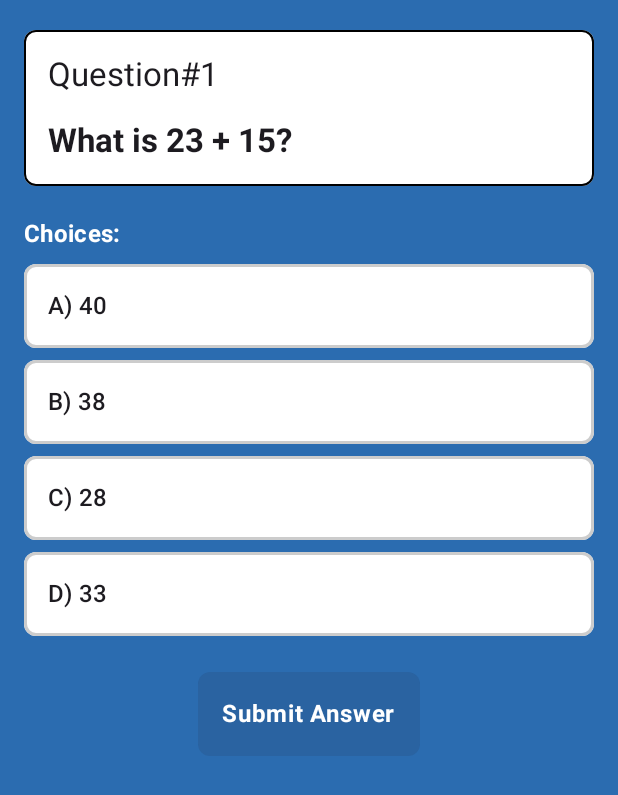
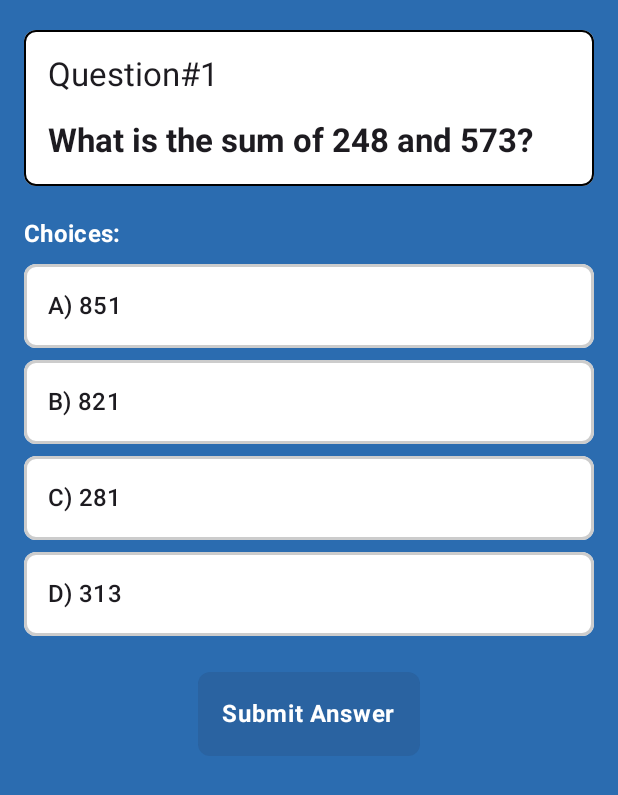
Before and after one commit to EbuenDev/EmathInsayo, an Android app built with Jetpack Compose: the StoryAndQuiz screen opened directly, with no data from a screen before it, on a phone screen of 412 x 824 dp. Shown: the top 795 px of the screen. Run offline under Robolectric (Android 15) with nearby library versions, the phone set to English and light mode, and no system bars; our stand-ins replace Dagger/Hilt's generated code.

Commit message:
Adding more question in 4 subject which is Addition, Subtraction, Multiplication and Division.
in addition fix the wrong path of the dividing to diviving in BookRespository.KT

```diff
--- a/app/src/main/java/com/project/emathinsayo/data/BookRepository.kt
+++ b/app/src/main/java/com/project/emathinsayo/data/BookRepository.kt
@@ -74,7 +74,7 @@ class BookRepositoryImpl(private val dataStorageHelper: DataStorageHelper, priva
             "Addition" to dataStorageHelper.getValue<Int?>("Addition"),
             "Subtraction" to dataStorageHelper.getValue<Int?>("Subtraction"),
             "Multiplication" to dataStorageHelper.getValue<Int?>("Multiplication"),
-            "Dividing" to dataStorageHelper.getValue<Int?>("Dividing"),
+            "Diviving" to dataStorageHelper.getValue<Int?>("Diviving"),
             "Addingf" to dataStorageHelper.getValue<Int?>("Addingf"),
             "Subtractingf" to dataStorageHelper.getValue<Int?>("Subtractingf"),
             "Multiplyingf" to dataStorageHelper.getValue<Int?>("Multiplyingf"),
--- a/app/src/main/java/com/project/emathinsayo/data/Story.kt
+++ b/app/src/main/java/com/project/emathinsayo/data/Story.kt
@@ -8,10 +8,74 @@ enum class Story(
     val quiz: List<Quiz>,
     var nextStory: Story? = null
 ) {
-    ADDITIONS(1, quiz = listOf(Quiz.ADDITIONS_QUIZ1, Quiz.ADDITIONS_QUIZ2, Quiz.ADDITIONS_QUIZ3, Quiz.ADDITIONS_QUIZ4)),
-    SUBTRACTIONS(2, quiz = listOf(Quiz.SUBTRACTION_QUIZ1, Quiz.SUBTRACTION_QUIZ2, Quiz.SUBTRACTION_QUIZ3)),
-    MULTIPLICATION(3, quiz = listOf(Quiz.MULTIPLICATION_QUIZ1, Quiz.MULTIPLICATION_QUIZ2, Quiz.MULTIPLICATION_QUIZ3)),
-    DIVISION(4, quiz = listOf(Quiz.DIVISION_QUIZ1, Quiz.DIVISION_QUIZ2, Quiz.DIVISION_QUIZ3)),
+    ADDITIONS(1, quiz = listOf(
+        Quiz.ADDITIONS_QUIZ1,
+        Quiz.ADDITIONS_QUIZ2,
+        Quiz.ADDITIONS_QUIZ3,
+        Quiz.ADDITIONS_QUIZ4,
+        Quiz.ADDITIONS_QUIZ5,
+        Quiz.ADDITIONS_QUIZ6,
+        Quiz.ADDITIONS_QUIZ7,
+        Quiz.ADDITIONS_QUIZ8,
+        Quiz.ADDITIONS_QUIZ9,
+        Quiz.ADDITIONS_QUIZ10,
+        Quiz.ADDITIONS_QUIZ11,
+        Quiz.ADDITIONS_QUIZ12,
+        Quiz.ADDITIONS_QUIZ13,
+        Quiz.ADDITIONS_QUIZ14,
+        Quiz.ADDITIONS_QUIZ15
+    )),
+    SUBTRACTIONS(2, quiz = listOf(
+        Quiz.SUBTRACTION_QUIZ1,
+        Quiz.SUBTRACTION_QUIZ2,
+        Quiz.SUBTRACTION_QUIZ3,
+        Quiz.SUBTRACTION_QUIZ4,
+        Quiz.SUBTRACTION_QUIZ5,
+        Quiz.SUBTRACTION_QUIZ6,
+        Quiz.SUBTRACTION_QUIZ7,
+        Quiz.SUBTRACTION_QUIZ8,
+        Quiz.SUBTRACTION_QUIZ9,
+        Quiz.SUBTRACTION_QUIZ10,
+        Quiz.SUBTRACTION_QUIZ11,
+        Quiz.SUBTRACTION_QUIZ12,
+        Quiz.SUBTRACTION_QUIZ13,
+        Quiz.SUBTRACTION_QUIZ14,
+        Quiz.SUBTRACTION_QUIZ15
+    )),
+    MULTIPLICATION(3, quiz = listOf(
+        Quiz.MULTIPLICATION_QUIZ1,
+        Quiz.MULTIPLICATION_QUIZ2,
+        Quiz.MULTIPLICATION_QUIZ3,
+        Quiz.MULTIPLICATION_QUIZ4,
+        Quiz.MULTIPLICATION_QUIZ5,
+        Quiz.MULTIPLICATION_QUIZ6,
+        Quiz.MULTIPLICATION_QUIZ7,
+        Quiz.MULTIPLICATION_QUIZ8,
+        Quiz.MULTIPLICATION_QUIZ9,
+        Quiz.MULTIPLICATION_QUIZ10,
+        Quiz.MULTIPLICATION_QUIZ11,
+        Quiz.MULTIPLICATION_QUIZ12,
+        Quiz.MULTIPLICATION_QUIZ13,
+        Quiz.MULTIPLICATION_QUIZ14,
+        Quiz.MULTIPLICATION_QUIZ15
+    )),
+    DIVISION(4, quiz = listOf(
+        Quiz.DIVISION_QUIZ1,
+        Quiz.DIVISION_QUIZ2,
+        Quiz.DIVISION_QUIZ3,
+        Quiz.DIVISION_QUIZ4,
+        Quiz.DIVISION_QUIZ5,
+        Quiz.DIVISION_QUIZ6,
+        Quiz.DIVISION_QUIZ7,
+        Quiz.DIVISION_QUIZ8,
+        Quiz.DIVISION_QUIZ9,
+        Quiz.DIVISION_QUIZ10,
+        Quiz.DIVISION_QUIZ11,
+        Quiz.DIVISION_QUIZ12,
+        Quiz.DIVISION_QUIZ13,
+        Quiz.DIVISION_QUIZ14,
+        Quiz.DIVISION_QUIZ15
+    )),
     ADDITION_FRACTION(5, quiz = listOf(Quiz.ADDITION_FRACTION_QUIZ1, Quiz.ADDITION_FRACTION_QUIZ2, Quiz.ADDITION_FRACTION_QUIZ3)),
     SUBTRACTION_FRACTION(6, quiz = listOf(Quiz.SUBTRACTION_FRACTION_QUIZ1, Quiz.SUBTRACTION_FRACTION_QUIZ2, Quiz.SUBTRACTION_FRACTION_QUIZ3)),
     MULTIPLICATION_FRACTION(7, quiz = listOf(Quiz.MULTIPLICATION_FRACTION_QUIZ1, Quiz.MULTIPLICATION_FRACTION_QUIZ2, Quiz.MULTIPLICATION_FRACTION_QUIZ3)),
@@ -41,26 +105,73 @@ enum class Quiz(
     val correctAnswer: Int // 1-based index: 1 = first choice, 4 = last choice
 ) {
     // Additions
-    ADDITIONS_QUIZ1(1, "What is 23 + 15?", listOf("40", "38", "28", "33"), 2),
-    ADDITIONS_QUIZ2(2, "What is 7 + 9?", listOf("16", "14", "15", "17"), 1),
-    ADDITIONS_QUIZ3(3, "What is 120 + 45?", listOf("155", "165", "160", "175"), 2),
-    ADDITIONS_QUIZ4(4,"1 + 1 ", listOf("1", "2", "3", "4"), 2), // new items to be add
+    ADDITIONS_QUIZ1(1, "What is the sum of 248 and 573?", listOf("851", "821", "281", "313"), 2),
+    ADDITIONS_QUIZ2(2, "What is 2,010 + 1,001 = ?", listOf("1226", "3114", "3011", "3017"), 3),
+    ADDITIONS_QUIZ3(3, "Find the total: 923 + 867", listOf("1790", "2790", "1260", "1075"), 1),
+    ADDITIONS_QUIZ4(4,"What is 1,000 more than 3,248?", listOf("4244","2248","1224","4248"),4),
+    ADDITIONS_QUIZ5(5, "What is 999 + 999?", listOf("1998", "1999", "1997", "1996"), 1),
+    ADDITIONS_QUIZ6(6, "What is 6,450 + 3,100 = ?", listOf( "9450", "9650","9550", "9750"), 3),
+    ADDITIONS_QUIZ7(7, "Find the sum of 100, 200, and 300", listOf("600", "500", "700", "400"), 1),
+    ADDITIONS_QUIZ8(8, "Add: 4,000 + 5,000", listOf( "8,000","9,000", "10,000", "7,000"), 2),
+    ADDITIONS_QUIZ9(9, "The sum of 2,345 and 1,234 is:", listOf("3,579", "3,479", "3,679", "3,379"), 1),
+    ADDITIONS_QUIZ10(10, "5,321 + 3,321 = ?", listOf("8,642", "8,542", "8,742", "8,442"), 1),
+    ADDITIONS_QUIZ11(11, "What is the total of 12,304 + 5,601?", listOf( "17,805", "18,005", "17,705","17,905"), 4),
+    ADDITIONS_QUIZ12(12, "Add: 98 + 87 + 65", listOf( "240", "260","250", "230"), 3),
+    ADDITIONS_QUIZ13(13, "Sum of 456 and 789", listOf( "1,145","1,245", "1,345", "1,045"), 2),
+    ADDITIONS_QUIZ14(14, "3,000 + 2,000 = ?", listOf( "4,000","5,000", "6,000", "3,000"), 2),
+    ADDITIONS_QUIZ15(15, "What is 8,754 + 6,432?", listOf("15,186", "15,086", "15,286", "14,986"), 1),
 
 
     // Subtractions
     SUBTRACTION_QUIZ1(1, "What is 50 - 18?", listOf("28", "30", "32", "34"), 3),
     SUBTRACTION_QUIZ2(2, "What is 9 - 4?", listOf("5", "6", "3", "4"), 1),
     SUBTRACTION_QUIZ3(3, "What is 100 - 75?", listOf("25", "20", "15", "35"), 1),
+    SUBTRACTION_QUIZ4(4, "What is 1,000 - 250?", listOf("750", "850", "650", "700"), 1),
+    SUBTRACTION_QUIZ5(5, "What is 500 - 125?", listOf("375", "425", "325", "475"), 1),
+    SUBTRACTION_QUIZ6(6, "What is 2,500 - 1,200?", listOf("1,300", "1,200", "1,400", "1,100"), 1),
+    SUBTRACTION_QUIZ7(7, "What is 750 - 300?", listOf("450", "550", "350", "400"), 1),
+    SUBTRACTION_QUIZ8(8, "What is 1,800 - 900?", listOf("900", "800", "1,000", "700"), 1),
+    SUBTRACTION_QUIZ9(9, "What is 3,000 - 1,500?", listOf("1,500", "1,400", "1,600", "1,300"), 1),
+    SUBTRACTION_QUIZ10(10, "What is 450 - 200?", listOf("250", "300", "200", "350"), 1),
+    SUBTRACTION_QUIZ11(11, "What is 2,200 - 800?", listOf("1,400", "1,300", "1,500", "1,200"), 1),
+    SUBTRACTION_QUIZ12(12, "What is 1,500 - 750?", listOf("750", "800", "700", "650"), 1),
+    SUBTRACTION_QUIZ13(13, "What is 3,500 - 1,200?", listOf("2,300", "2,200", "2,400", "2,100"), 1),
+    SUBTRACTION_QUIZ14(14, "What is 800 - 350?", listOf("450", "500", "400", "550"), 1),
+    SUBTRACTION_QUIZ15(15, "What is 2,800 - 1,100?", listOf("1,700", "1,600", "1,800", "1,500"), 1),
 
     // Multiplications
-    MULTIPLICATION_QUIZ1(1, "What is 4 × 5?", listOf("30", "25", "20", "15"), 3),
-    MULTIPLICATION_QUIZ2(2, "What is 7 × 3?", listOf("21", "24", "20", "18"), 1),
-    MULTIPLICATION_QUIZ3(3, "What is 6 × 6?", listOf("42", "36", "32", "30"), 2),
+    MULTIPLICATION_QUIZ1(1, "What is 8 × 7?", listOf("22", "64", "56", "54"), 3),
+    MULTIPLICATION_QUIZ2(2, "What is 12 × 6 = ?", listOf("76", "68", "72", "70"), 3),
+    MULTIPLICATION_QUIZ3(3, "What is 9 × 9 = ?", listOf("63", "72", "90", "81"), 4),
+    MULTIPLICATION_QUIZ4(4, "What is 15 × 3 = ?", listOf("35", "40", "50", "45"), 4),
+    MULTIPLICATION_QUIZ5(5, "What is 14 × 5 = ?", listOf("70", "65", "75", "60"), 1),
+    MULTIPLICATION_QUIZ6(6, "What is 10 × 12 = ?", listOf("110", "120", "130", "100"), 2),
+    MULTIPLICATION_QUIZ7(7, "What is 11 × 11 = ?", listOf("131", "111", "121", "101"), 3),
+    MULTIPLICATION_QUIZ8(8, "What is 7 × 6 = ?", listOf("42", "36", "48", "38"), 1),
+    MULTIPLICATION_QUIZ9(9, "What is 13 × 3 = ?", listOf("33", "36", "42", "39"), 4),
+    MULTIPLICATION_QUIZ10(10, "What is 8 × 12 = ?", listOf("96", "88", "104", "92"), 1),
+    MULTIPLICATION_QUIZ11(11, "What is 6 × 6 = ?", listOf("42", "30", "36", "32"), 3),
+    MULTIPLICATION_QUIZ12(12, "What is 4 × 25 = ?", listOf("110", "90", "100", "80"), 3),
+    MULTIPLICATION_QUIZ13(13, "What is 9 × 8 = ?", listOf("64", "72", "80", "68"), 2),
+    MULTIPLICATION_QUIZ14(14, "What is 7 × 11 = ?", listOf("84", "70", "77", "73"), 3),
+    MULTIPLICATION_QUIZ15(15, "What is 5 × 13 = ?", listOf("65", "60", "70", "58"), 1),
 
     // Divisions
-    DIVISION_QUIZ1(1, "What is 20 ÷ 5?", listOf("3", "6", "4", "5"), 3),
-    DIVISION_QUIZ2(2, "What is 9 ÷ 3?", listOf("2", "4", "5", "3"), 4),
-    DIVISION_QUIZ3(3, "What is 36 ÷ 6?", listOf("4", "6", "5", "7"), 2),
+    DIVISION_QUIZ1(1, "48 ÷ 6 = ?", listOf("8", "6", "10", "7"), 1),
+    DIVISION_QUIZ2(2, "72 ÷ 9 = ?", listOf("8", "9", "7", "10"), 1),
+    DIVISION_QUIZ3(3, "144 ÷ 12 = ?", listOf("12", "10", "14", "11"), 1),
+    DIVISION_QUIZ4(4, "100 ÷ 4 = ?", listOf("25", "20", "30", "22"), 1),
+    DIVISION_QUIZ5(5, "225 ÷ 5 = ?", listOf("45", "40", "50", "42"), 1),
+    DIVISION_QUIZ6(6, "81 ÷ 9 = ?", listOf("9", "8", "10", "7"), 1),
+    DIVISION_QUIZ7(7, "64 ÷ 8 = ?", listOf("8", "7", "9", "6"), 1),
+    DIVISION_QUIZ8(8, "132 ÷ 11 = ?", listOf("12", "11", "13", "10"), 1),
+    DIVISION_QUIZ9(9, "90 ÷ 6 = ?", listOf("15", "12", "18", "14"), 1),
+    DIVISION_QUIZ10(10, "56 ÷ 7 = ?", listOf("8", "7", "9", "6"), 1),
+    DIVISION_QUIZ11(11, "Emma has 36 apples. She wants to pack them equally into 6 baskets. How many apples per basket?", listOf("6 apples", "5 apples", "7 apples", "8 apples"), 1),
+    DIVISION_QUIZ12(12, "A teacher divides 60 pencils equally among 5 students. How many does each student get?", listOf("12 pencils", "10 pencils", "15 pencils", "8 pencils"), 1),
+    DIVISION_QUIZ13(13, "You have 90 cookies and want to put 10 in each jar. How many jars do you need?", listOf("9 jars", "8 jars", "10 jars", "7 jars"), 1),
+    DIVISION_QUIZ14(14, "A group of 144 students is divided into 12 teams. How many students per team?", listOf("12 students", "10 students", "14 students", "11 students"), 1),
+    DIVISION_QUIZ15(15, "A farmer packs 245 eggs into cartons that hold 12 eggs each. How many full cartons can be packed?", listOf("20 full cartons, 5 eggs left", "19 full cartons, 7 eggs left", "21 full cartons, 3 eggs left", "18 full cartons, 9 eggs left"), 1),
 
     // Adding Fractions
     ADDITION_FRACTION_QUIZ1(1, "½ + ¼ = ?", listOf("⅝", "¾", "⅓", "½"), 2),
@@ -108,4 +219,6 @@ enum class Quiz(
     MIX_QUIZ8(8, "What is ⅚ ÷ ⅖?", listOf("1¼", "2", "1", "⅗"), 2),
     MIX_QUIZ9(9, "What is 3.75 + 1.6?", listOf("5.25", "5.15", "5.45", "5.35"), 4),
     MIX_QUIZ10(10,"What is 1.2 × 0.5?", listOf("0.6", "0.5", "0.7", "0.8"), 1),
+
+
 }
--- a/app/src/main/java/com/project/emathinsayo/presenter/BookAppActivity.kt
+++ b/app/src/main/java/com/project/emathinsayo/presenter/BookAppActivity.kt
@@ -286,9 +286,9 @@ fun MediumTopAppBarExample( // home
 ) {
     val scrollBehavior = TopAppBarDefaults.enterAlwaysScrollBehavior(rememberTopAppBarState())
 
-    // Detect scroll state to conditionally apply rounded corners
+
     val isCollapsed = true // Adjust this value based on how much the header should collapse
-    // Remember the state of the LazyColumn
+
     // Box to layer the image background and content
     Box(
         modifier = Modifier.fillMaxSize()
@@ -502,6 +502,14 @@ fun SubjectButton(
 ) {
     val score = scores?.get(level)
 
+    // Calculate stars based on the same logic as GameResultDialog
+    val starsToShow = when {
+        score == 15 -> 3
+        score in 10..14 -> 2
+        score != null && score > 0 -> 1
+        else -> 0
+    }
+
     // Define different color gradients for each subject
     val gradientColors = when (level) {
         "Addition" -> listOf(Color(0xFF4CAF50), Color(0xFF66BB6A)) // Green
@@ -595,7 +603,7 @@ fun SubjectButton(
                         ) {
                             repeat(3) { index ->
                                 val starColor =
-                                    if (index < score) Color(0xFFFFC107) else Color.LightGray
+                                    if (index < starsToShow) Color(0xFFFFC107) else Color.LightGray
                                 Icon(
                                     imageVector = Icons.Default.Star,
                                     contentDescription = "Star",
--- a/app/src/main/java/com/project/emathinsayo/presenter/StoryAndQuiz.kt
+++ b/app/src/main/java/com/project/emathinsayo/presenter/StoryAndQuiz.kt
@@ -525,17 +525,17 @@ fun ExamCancellationDialog(onCancel: () -> Unit, onDismiss: () -> Unit) {
 @Preview
 @Composable
 fun GameDialogPreview() {
-    GameResultDialog(1, {}, {},4)
+    GameResultDialog(1, {}, {},15)
 }
 
 @Composable
 fun GameResultDialog(score: Int, onHomeClick: () -> Unit, onPlayClick: () -> Unit, quizItem: Int) {
 
-    val calculatedScore: Int = (score/quizItem)*3
+    val calculatedScore: Int = score // Use the raw score directly
     val (starsEarned, label, bannerColor) = when {
-        calculatedScore >= 3 -> Triple(3, "EXCELLENT", Color(0xFF4CAF50))
-        calculatedScore >= 2 -> Triple(2, "   GOOD   ", Color(0xFFFF9800))
-        else ->       Triple(1, "  FAILED  ", Color(0xFFF44336))
+        calculatedScore == 15 -> Triple(3, "EXCELLENT", Color(0xFF4CAF50))
+        calculatedScore in 10..14 -> Triple(2, "   GOOD   ", Color(0xFFFF9800))
+        else -> Triple(1, "  FAILED  ", Color(0xFFF44336))
     }
 
     Box(
--- a/app/src/main/java/com/project/emathinsayo/presenter/StoryAndQuizViewModel.kt
+++ b/app/src/main/java/com/project/emathinsayo/presenter/StoryAndQuizViewModel.kt
@@ -60,7 +60,7 @@ class StoryAndQuizViewModel @Inject constructor(
             "Addition" -> Story.ADDITIONS
             "Subtraction" -> Story.SUBTRACTIONS
             "Multiplication" -> Story.MULTIPLICATION
-            "Diviving" -> Story.DIVISION
+            "Dividing" -> Story.DIVISION
             "Addingf" -> Story.ADDITION_FRACTION
             "Subtractingf" -> Story.SUBTRACTION_FRACTION
             "Multiplyingf" -> Story.MULTIPLICATION_FRACTION
```
